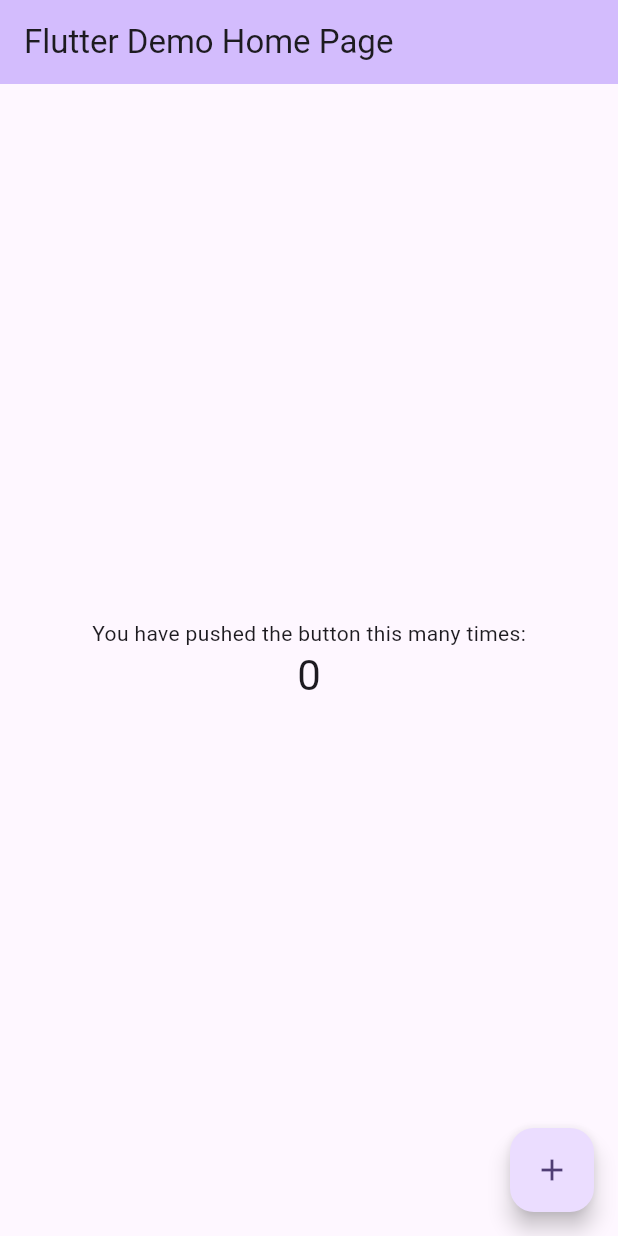
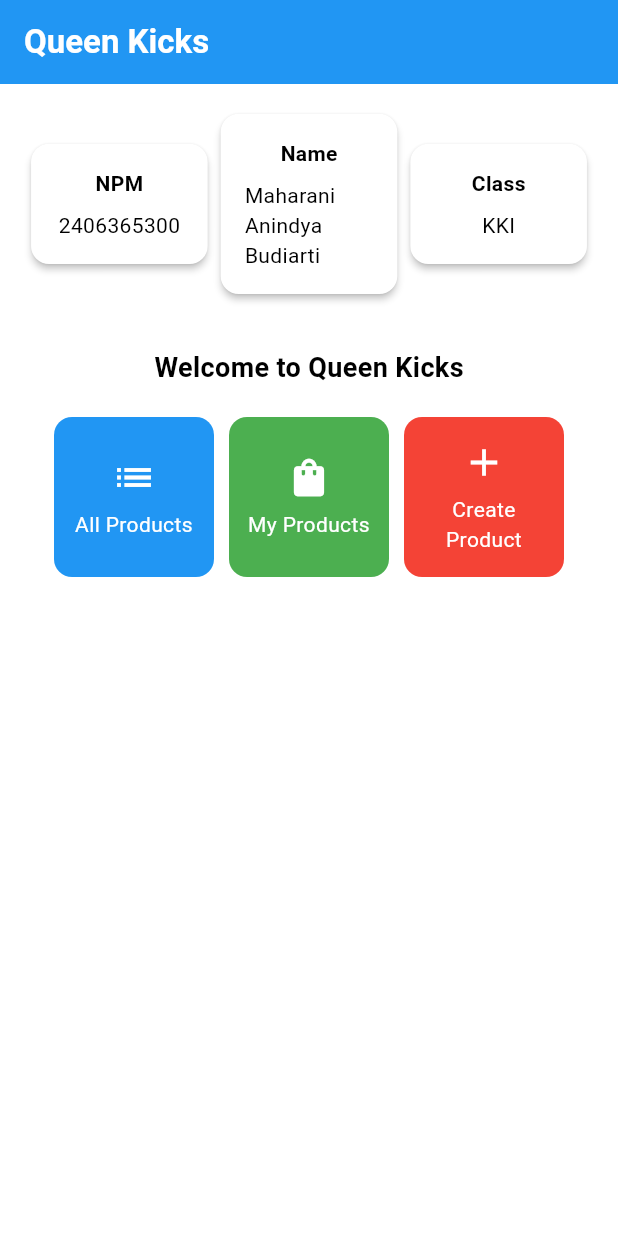
Before and after one commit to maharanianindya/queen-kicks-mobile, a Flutter app: the screen it shows after launch, on a phone screen of 412 x 824 dp. Run offline on Flutter 3.47's test engine with Material 3 defaults, Android fonts, the phone set to English and light mode, and no system bars.

Commit message:
assignment 7

```diff
--- a/lib/main.dart
+++ b/lib/main.dart
@@ -1,4 +1,5 @@
 import 'package:flutter/material.dart';
+import 'package:queen_kicks/menu.dart';
 
 void main() {
   runApp(const MyApp());
@@ -28,95 +29,10 @@
         //
         // This works for code too, not just values: Most code changes can be
         // tested with just a hot reload.
-        colorScheme: ColorScheme.fromSeed(seedColor: Colors.deepPurple),
+         colorScheme: ColorScheme.fromSwatch(primarySwatch: Colors.blue)
+        .copyWith(secondary: Colors.blueAccent[400]),
       ),
-      home: const MyHomePage(title: 'Flutter Demo Home Page'),
+      home: MyHomePage(),
     );
   }
 }
-
-class MyHomePage extends StatefulWidget {
-  const MyHomePage({super.key, required this.title});
-
-  // This widget is the home page of your application. It is stateful, meaning
-  // that it has a State object (defined below) that contains fields that affect
-  // how it looks.
-
-  // This class is the configuration for the state. It holds the values (in this
-  // case the title) provided by the parent (in this case the App widget) and
-  // used by the build method of the State. Fields in a Widget subclass are
-  // always marked "final".
-
-  final String title;
-
-  @override
-  State<MyHomePage> createState() => _MyHomePageState();
-}
-
-class _MyHomePageState extends State<MyHomePage> {
-  int _counter = 0;
-
-  void _incrementCounter() {
-    setState(() {
-      // This call to setState tells the Flutter framework that something has
-      // changed in this State, which causes it to rerun the build method below
-      // so that the display can reflect the updated values. If we changed
-      // _counter without calling setState(), then the build method would not be
-      // called again, and so nothing would appear to happen.
-      _counter++;
-    });
-  }
-
-  @override
-  Widget build(BuildContext context) {
-    // This method is rerun every time setState is called, for instance as done
-    // by the _incrementCounter method above.
-    //
-    // The Flutter framework has been optimized to make rerunning build methods
-    // fast, so that you can just rebuild anything that needs updating rather
-    // than having to individually change instances of widgets.
-    return Scaffold(
-      appBar: AppBar(
-        // TRY THIS: Try changing the color here to a specific color (to
-        // Colors.amber, perhaps?) and trigger a hot reload to see the AppBar
-        // change color while the other colors stay the same.
-        backgroundColor: Theme.of(context).colorScheme.inversePrimary,
-        // Here we take the value from the MyHomePage object that was created by
-        // the App.build method, and use it to set our appbar title.
-        title: Text(widget.title),
-      ),
-      body: Center(
-        // Center is a layout widget. It takes a single child and positions it
-        // in the middle of the parent.
-        child: Column(
-          // Column is also a layout widget. It takes a list of children and
-          // arranges them vertically. By default, it sizes itself to fit its
-          // children horizontally, and tries to be as tall as its parent.
-          //
-          // Column has various properties to control how it sizes itself and
-          // how it positions its children. Here we use mainAxisAlignment to
-          // center the children vertically; the main axis here is the vertical
-          // axis because Columns are vertical (the cross axis would be
-          // horizontal).
-          //
-          // TRY THIS: Invoke "debug painting" (choose the "Toggle Debug Paint"
-          // action in the IDE, or press "p" in the console), to see the
-          // wireframe for each widget.
-          mainAxisAlignment: MainAxisAlignment.center,
-          children: <Widget>[
-            const Text('You have pushed the button this many times:'),
-            Text(
-              '$_counter',
-              style: Theme.of(context).textTheme.headlineMedium,
-            ),
-          ],
-        ),
-      ),
-      floatingActionButton: FloatingActionButton(
-        onPressed: _incrementCounter,
-        tooltip: 'Increment',
-        child: const Icon(Icons.add),
-      ), // This trailing comma makes auto-formatting nicer for build methods.
-    );
-  }
-}
--- /dev/null
+++ b/lib/menu.dart
@@ -0,0 +1,195 @@
+import 'package:flutter/material.dart';
+
+class MyHomePage extends StatelessWidget {
+  MyHomePage({super.key});
+
+    final String nama = "Maharani Anindya Budiarti";
+    final String npm = "2406365300";
+    final String kelas = "KKI";
+
+  final List<ItemHomepage> items = [
+    ItemHomepage("All Products", Icons.list),
+    ItemHomepage("My Products", Icons.shopping_bag),
+    ItemHomepage("Create Product", Icons.add),
+  ];
+
+
+  @override
+    Widget build(BuildContext context) {
+    // Scaffold menyediakan struktur dasar halaman dengan AppBar dan body.
+    return Scaffold(
+      // AppBar adalah bagian atas halaman yang menampilkan judul.
+      appBar: AppBar(
+        // Judul aplikasi dengan teks putih dan tebal.
+        title: const Text(
+          'Queen Kicks',
+          style: TextStyle(
+            color: Colors.white,
+            fontWeight: FontWeight.bold,
+          ),
+        ),
+        // Warna latar belakang AppBar diambil dari skema warna tema aplikasi.
+        backgroundColor: Theme.of(context).colorScheme.primary,
+      ),
+      // Body halaman dengan padding di sekelilingnya.
+      body: Padding(
+        padding: const EdgeInsets.all(16.0),
+        // Menyusun widget secara vertikal dalam sebuah kolom.
+        child: Column(
+          crossAxisAlignment: CrossAxisAlignment.center,
+          children: [
+            // Row untuk menampilkan 3 InfoCard secara horizontal.
+            Row(
+              mainAxisAlignment: MainAxisAlignment.spaceEvenly,
+              children: [
+                InfoCard(title: 'NPM', content: npm),
+                InfoCard(title: 'Name', content: nama),
+                InfoCard(title: 'Class', content: kelas),
+              ],
+            ),
+
+            // Memberikan jarak vertikal 16 unit.
+            const SizedBox(height: 16.0),
+
+            // Menempatkan widget berikutnya di tengah halaman.
+            Center(
+              child: Column(
+                // Menyusun teks dan grid item secara vertikal.
+
+                children: [
+                  // Menampilkan teks sambutan dengan gaya tebal dan ukuran 18.
+                  const Padding(
+                    padding: EdgeInsets.only(top: 16.0),
+                    child: Text(
+                      'Welcome to Queen Kicks',
+                      style: TextStyle(
+                        fontWeight: FontWeight.bold,
+                        fontSize: 18.0,
+                      ),
+                    ),
+                  ),
+
+                  // Grid untuk menampilkan ItemCard dalam bentuk grid 3 kolom.
+                  GridView.count(
+                    primary: true,
+                    padding: const EdgeInsets.all(20),
+                    crossAxisSpacing: 10,
+                    mainAxisSpacing: 10,
+                    crossAxisCount: 3,
+                    // Agar grid menyesuaikan tinggi kontennya.
+                    shrinkWrap: true,
+
+                    // Menampilkan ItemCard untuk setiap item dalam list items.
+                    children: items.map((ItemHomepage item) {
+                      return ItemCard(item);
+                    }).toList(),
+                  ),
+                ],
+              ),
+            ),
+          ],
+        ),
+      ),
+    );
+}
+}
+
+class InfoCard extends StatelessWidget {
+  // Kartu informasi yang menampilkan title dan content.
+
+  final String title;  // Judul kartu.
+  final String content;  // Isi kartu.
+
+  const InfoCard({super.key, required this.title, required this.content});
+
+  @override
+  Widget build(BuildContext context) {
+    return Card(
+      // Membuat kotak kartu dengan bayangan dibawahnya.
+      elevation: 2.0,
+      child: Container(
+        // Mengatur ukuran dan jarak di dalam kartu.
+        width: MediaQuery.of(context).size.width / 3.5, // menyesuaikan dengan lebar device yang digunakan.
+        padding: const EdgeInsets.all(16.0),
+        // Menyusun title dan content secara vertikal.
+        child: Column(
+          children: [
+            Text(
+              title,
+              style: const TextStyle(fontWeight: FontWeight.bold),
+            ),
+            const SizedBox(height: 8.0),
+            Text(content),
+          ],
+        ),
+      ),
+    );
+  }
+}
+
+class ItemCard extends StatelessWidget {
+  // Menampilkan kartu dengan ikon dan nama.
+
+  final ItemHomepage item;
+
+  const ItemCard(this.item, {super.key});
+
+  @override
+  Widget build(BuildContext context) {
+    return Material(
+      // Menentukan warna latar belakang dari tema aplikasi.
+      color: getButtonColor(item.name),
+      // Membuat sudut kartu melengkung.
+      borderRadius: BorderRadius.circular(12),
+
+      child: InkWell(
+        // Aksi ketika kartu ditekan.
+        onTap: () {
+          // Menampilkan pesan SnackBar saat kartu ditekan.
+          ScaffoldMessenger.of(context)
+            ..hideCurrentSnackBar()
+            ..showSnackBar(
+              SnackBar(content: Text("You have pressed the ${item.name} button"))
+            );
+        },
+        // Container untuk menyimpan Icon dan Text
+        child: Container(
+          padding: const EdgeInsets.all(8),
+          child: Center(
+            child: Column(
+              // Menyusun ikon dan teks di tengah kartu.
+              mainAxisAlignment: MainAxisAlignment.center,
+              children: [
+                Icon(
+                  item.icon,
+                  color: Colors.white,
+                  size: 30.0,
+                ),
+                const Padding(padding: EdgeInsets.all(3)),
+                Text(
+                  item.name,
+                  textAlign: TextAlign.center,
+                  style: const TextStyle(color: Colors.white),
+                ),
+              ],
+            ),
+          ),
+        ),
+      ),
+    );
+  }
+  Color getButtonColor(String name) {
+  if (name == "All Products") return Colors.blue;
+  if (name == "My Products") return Colors.green;
+  if (name == "Create Product") return Colors.red;
+  return Colors.grey; // backup color
+}
+
+}
+
+class ItemHomepage {
+ final String name;
+ final IconData icon;
+
+ ItemHomepage(this.name, this.icon);
+}
```
Also changed, not shown: 1 other file.
